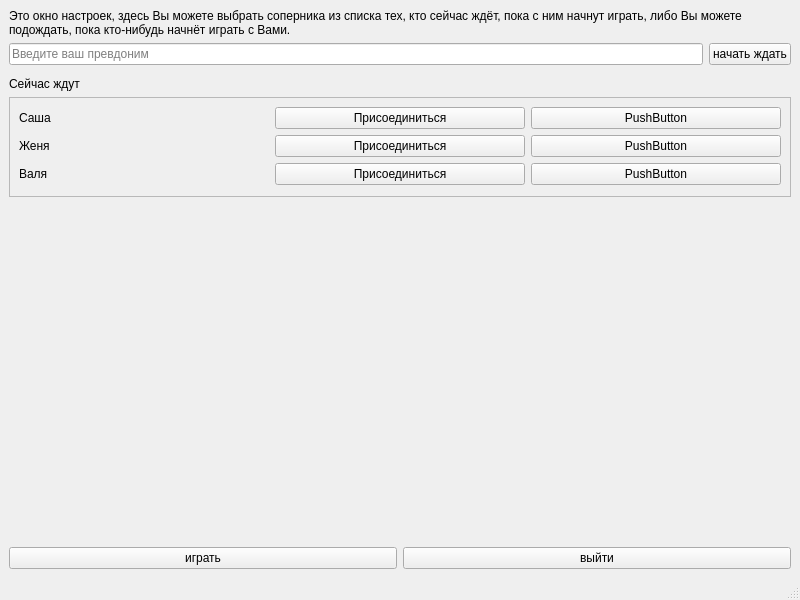
Above: clientwindow.ui from Gena2018115rus/x-o before the change. Below: the same form after it.
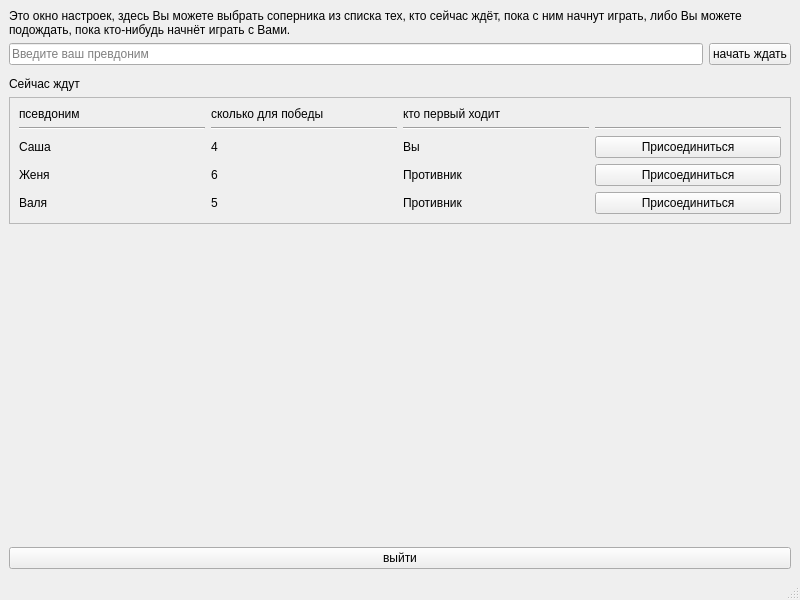
That is the form after the change.

Diff of the .ui file:
```diff
--- a/clientwindow.ui
+++ b/clientwindow.ui
@@ -74,66 +74,136 @@
        <enum>QFrame::Raised</enum>
       </property>
       <layout class="QGridLayout" name="gridLayout">
-       <item row="1" column="0">
+       <item row="4" column="0">
+        <widget class="QLabel" name="label_4">
+         <property name="text">
+          <string>Валя</string>
+         </property>
+        </widget>
+       </item>
+       <item row="3" column="0">
         <widget class="QLabel" name="label_3">
          <property name="text">
           <string>Женя</string>
          </property>
         </widget>
        </item>
+       <item row="4" column="3">
+        <widget class="QPushButton" name="pushButton_6">
+         <property name="text">
+          <string>Присоединиться</string>
+         </property>
+        </widget>
+       </item>
        <item row="0" column="1">
-        <widget class="QPushButton" name="pushButton_2">
+        <widget class="QLabel" name="label_7">
          <property name="text">
-          <string>Присоединиться</string>
-         </property>
-        </widget>
-       </item>
-       <item row="0" column="2">
-        <widget class="QPushButton" name="pushButton_3">
-         <property name="text">
-          <string>PushButton</string>
+          <string>сколько для победы</string>
          </property>
         </widget>
        </item>
        <item row="0" column="0">
-        <widget class="QLabel" name="label_2">
+        <widget class="QLabel" name="label_6">
          <property name="text">
-          <string>Саша</string>
+          <string>псевдоним</string>
          </property>
         </widget>
        </item>
-       <item row="2" column="0">
-        <widget class="QLabel" name="label_4">
+       <item row="1" column="3">
+        <widget class="Line" name="line_3">
+         <property name="orientation">
+          <enum>Qt::Horizontal</enum>
+         </property>
+        </widget>
+       </item>
+       <item row="2" column="3">
+        <widget class="QPushButton" name="pushButton_2">
          <property name="text">
-          <string>Валя</string>
+          <string>Присоединиться</string>
          </property>
         </widget>
        </item>
        <item row="1" column="1">
+        <widget class="Line" name="line_2">
+         <property name="orientation">
+          <enum>Qt::Horizontal</enum>
+         </property>
+        </widget>
+       </item>
+       <item row="1" column="0">
+        <widget class="Line" name="line">
+         <property name="orientation">
+          <enum>Qt::Horizontal</enum>
+         </property>
+        </widget>
+       </item>
+       <item row="3" column="3">
         <widget class="QPushButton" name="pushButton_4">
          <property name="text">
           <string>Присоединиться</string>
          </property>
         </widget>
        </item>
-       <item row="2" column="2">
-        <widget class="QPushButton" name="pushButton_5">
+       <item row="2" column="0">
+        <widget class="QLabel" name="label_2">
          <property name="text">
-          <string>PushButton</string>
+          <string>Саша</string>
+         </property>
+        </widget>
+       </item>
+       <item row="0" column="2">
+        <widget class="QLabel" name="label_8">
+         <property name="text">
+          <string>кто первый ходит</string>
          </property>
         </widget>
        </item>
        <item row="2" column="1">
-        <widget class="QPushButton" name="pushButton_6">
+        <widget class="QLabel" name="label_9">
          <property name="text">
-          <string>Присоединиться</string>
+          <string>4</string>
+         </property>
+        </widget>
+       </item>
+       <item row="3" column="1">
+        <widget class="QLabel" name="label_10">
+         <property name="text">
+          <string>6</string>
+         </property>
+        </widget>
+       </item>
+       <item row="4" column="1">
+        <widget class="QLabel" name="label_11">
+         <property name="text">
+          <string>5</string>
+         </property>
+        </widget>
+       </item>
+       <item row="2" column="2">
+        <widget class="QLabel" name="label_12">
+         <property name="text">
+          <string>Вы</string>
          </property>
         </widget>
        </item>
        <item row="1" column="2">
-        <widget class="QPushButton" name="pushButton_7">
+        <widget class="Line" name="line_4">
+         <property name="orientation">
+          <enum>Qt::Horizontal</enum>
+         </property>
+        </widget>
+       </item>
+       <item row="3" column="2">
+        <widget class="QLabel" name="label_13">
          <property name="text">
-          <string>PushButton</string>
+          <string>Противник</string>
+         </property>
+        </widget>
+       </item>
+       <item row="4" column="2">
+        <widget class="QLabel" name="label_14">
+         <property name="text">
+          <string>Противник</string>
          </property>
         </widget>
        </item>
@@ -155,16 +225,6 @@
     </item>
     <item>
      <layout class="QHBoxLayout" name="horizontalLayout">
-      <item>
-       <widget class="QPushButton" name="m_pPbStartGame">
-        <property name="styleSheet">
-         <string notr="true"/>
-        </property>
-        <property name="text">
-         <string>играть</string>
-        </property>
-       </widget>
-      </item>
       <item>
        <widget class="QPushButton" name="m_pPbQuit">
         <property name="text">
```
